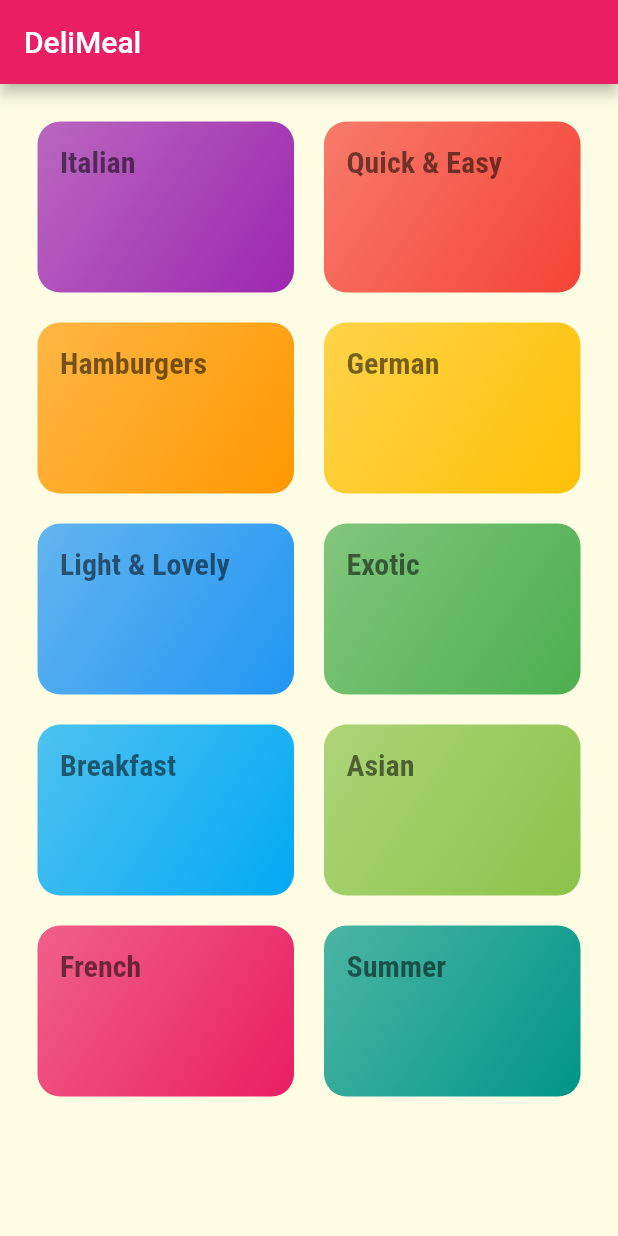
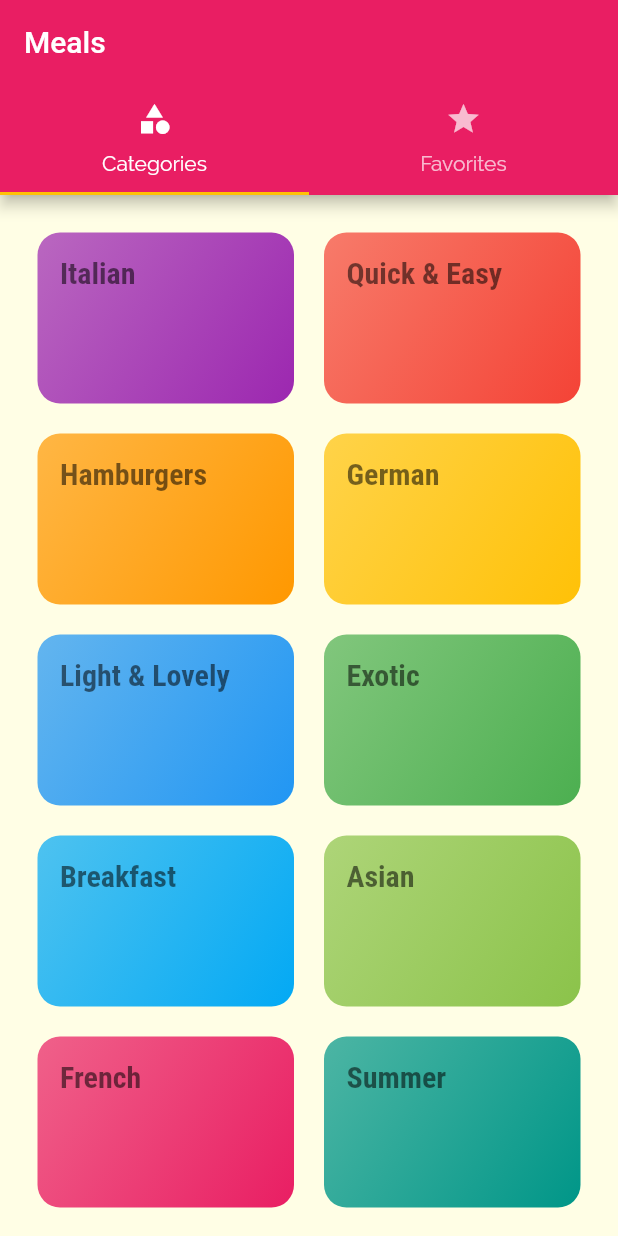
Before and after one commit to emmanueletti/flutter_meal_app, a Flutter app: the screen it shows after launch, on a phone screen of 412 x 824 dp. Run offline on Flutter 3.47's test engine with Material 2 defaults, Android fonts, the phone set to English and light mode, and no system bars.

Commit message:
adds a tab screen using tab controller stateful widget

```diff
--- a/lib/main.dart
+++ b/lib/main.dart
@@ -1,4 +1,5 @@
 import 'package:flutter/material.dart';
+import './screens/tabs_screen.dart';
 import './screens/meal_detail_screen.dart';
 import './screens/categories_meals_screen.dart';
 import './screens/categories_screen.dart';
@@ -31,11 +32,35 @@ class MyApp extends StatelessWidget {
       ),
       // Argument that tells Flutter what the entry point / root screen of the
       // app is
-      home: CategoriesScreen(),
+      home: TabsScreen(),
       routes: {
         CategoriesMealsScreen.routeName: (ctx) => CategoriesMealsScreen(),
         MealDetailScreen.routeName: (ctx) => MealDetailScreen(),
       },
+      // onGenerateRoute gets hit when navigator.pushNamed is called for a route
+      // that has not yet been registed in the main routes object. It ultimately
+      // returns a route as an error fallback. Gives access to the settings
+      // object which has information about the route data like "name", "arguments",etc.
+      // This can be used to set up conditional logic to ultimately return whatever
+      // route we want. Useful for situations where the route name may not be known
+      // in advanced and is dynamically generated during run time.
+      onGenerateRoute: (settings) {
+        // if (settings.name == '/meal-detail') {
+        //   return ...;
+        // } else if (settings.name == '/somthing-else') {
+        //   return ...;
+        // } else if (settings.arguments == 'something-something-else') {
+        //   return ...;
+        // }
+        return MaterialPageRoute(builder: (context) => CategoriesScreen());
+      },
+      // onUnknownRoute is the ultimate fallback for a route that doesn't exist or
+      // isn't registed in the routes object. Think of it like a 404 page. Without
+      // this the page just crashes
+      onUnknownRoute: (settings) {
+        // Need to return a built materialpageroute
+        return MaterialPageRoute(builder: (context) => CategoriesScreen());
+      },
     );
   }
 }
--- a/lib/screens/categories_meals_screen.dart
+++ b/lib/screens/categories_meals_screen.dart
@@ -1,6 +1,5 @@
 import 'package:flutter/material.dart';
 import '../widgets/meal_item.dart';
-// import '../models/meal.dart';
 import '../dummy_data.dart';
 
 class CategoriesMealsScreen extends StatelessWidget {
--- a/lib/screens/categories_screen.dart
+++ b/lib/screens/categories_screen.dart
@@ -7,11 +7,7 @@ class CategoriesScreen extends StatelessWidget {
 
   @override
   Widget build(BuildContext context) {
-    return Scaffold(
-      appBar: AppBar(
-        title: const Text('DeliMeal'),
-      ),
-      body: GridView(
+    return GridView(
       padding: const EdgeInsets.all(25),
       children: DUMMY_CATEGORIES.map((catData) {
         return CategoryItem(catData.id, catData.title, catData.color);
@@ -22,7 +18,6 @@ class CategoriesScreen extends StatelessWidget {
         crossAxisSpacing: 20,
         mainAxisSpacing: 20,
       ),
-      ),
     );
   }
 }
--- /dev/null
+++ b/lib/screens/tabs_screen.dart
@@ -0,0 +1,44 @@
+/// Lesson 173 of Flutter course
+///
+import 'package:flutter/material.dart';
+import './favourites_screen.dart';
+import './categories_screen.dart';
+
+class TabsScreen extends StatefulWidget {
+  TabsScreen({Key key}) : super(key: key);
+
+  @override
+  _TabsScreenState createState() => _TabsScreenState();
+}
+
+class _TabsScreenState extends State<TabsScreen> {
+  @override
+  Widget build(BuildContext context) {
+    return DefaultTabController(
+      length: 2,
+      child: Scaffold(
+        appBar: AppBar(
+          title: Text('Meals'),
+          bottom: TabBar(
+            tabs: [
+              Tab(
+                icon: Icon(Icons.category),
+                text: 'Categories',
+              ),
+              Tab(
+                icon: Icon(Icons.star),
+                text: 'Favorites',
+              ),
+            ],
+          ),
+        ),
+        body: TabBarView(
+          children: [
+            CategoriesScreen(),
+            FavouritesScreen(),
+          ],
+        ),
+      ),
+    );
+  }
+}
```
Also changed, not shown: lib/screens/favourites_screen.dart (added, +10 -0 lines), lib/screens/meal_detail_screen.dart (+82 -3 lines). Lines whose indentation alone changed are shown as unchanged.
